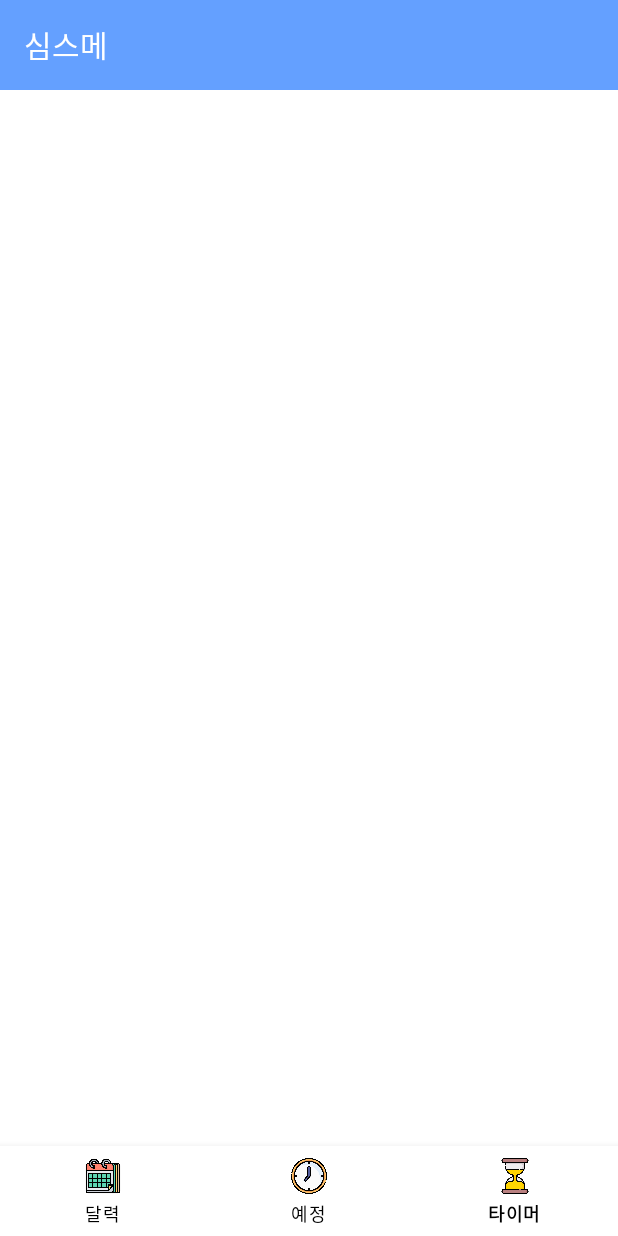
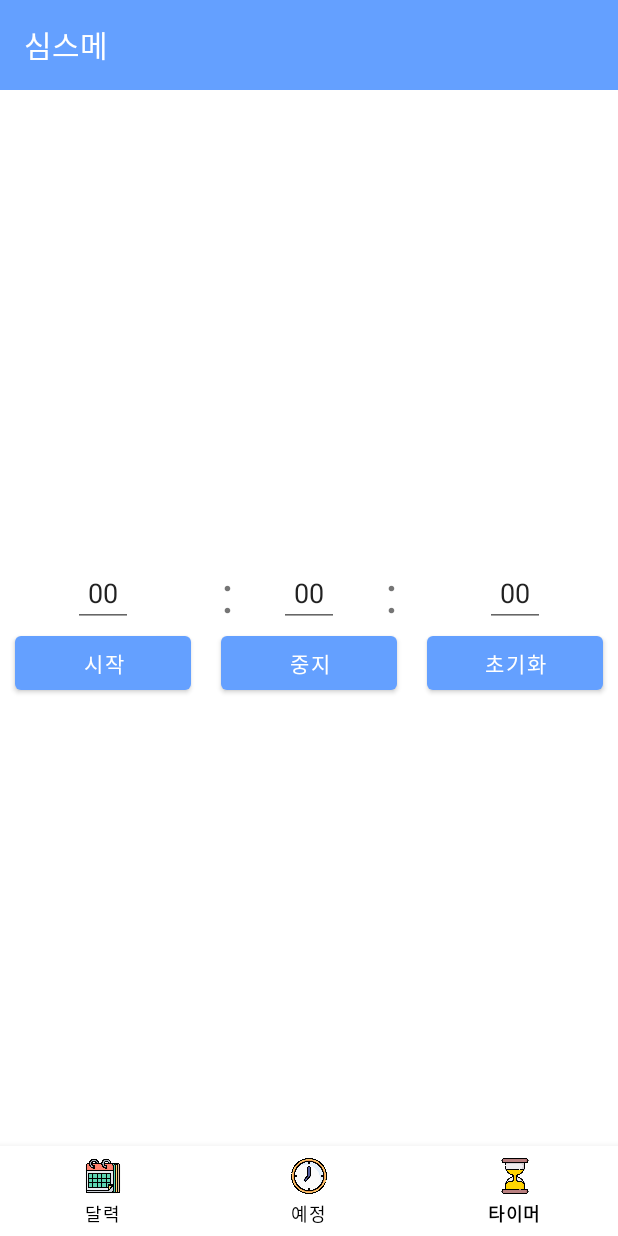
Before and after one commit to jeongminji4490/simsme_calendar, an Android app: the screen it shows after launch (MainActivity), item 3 of the bottom bar chosen, on a phone screen of 412 x 824 dp. Run offline under Robolectric (Android 15) with nearby library versions, the phone set to English and light mode, and no system bars; our stand-ins replace Room's generated code, RxJava, data binding; libraries missing offline, so code that uses them is left out: com.prolificinteractive.materialcalendarview; 3 statements that could not run were skipped.

Commit message:
타이머 기능 추가, 타이머 종료 시 노티피케이션 추가 및 인터페이스 수정 필요

```diff
--- a/app/src/main/java/com/example/mycustomcalendar/MainActivity.java
+++ b/app/src/main/java/com/example/mycustomcalendar/MainActivity.java
@@ -33,6 +33,7 @@ public class MainActivity extends AppCompatActivity {
     FragmentManager fragmentManager = getSupportFragmentManager();
     private CalendarPage fragmentCalendar = new CalendarPage();
     private UpcomingPage fragmentUpcoming = new UpcomingPage();
+    private TimerPage fragmentTimer = new TimerPage();
     //private TrashPage fragmentTrash = new TrashPage();
 
     @Override
@@ -60,6 +61,8 @@ public class MainActivity extends AppCompatActivity {
                 case R.id.navi_upcoming:
                     fTransaction.replace(R.id.frame_layout, fragmentUpcoming).commitAllowingStateLoss();
                     break;
+                case R.id.navi_timer:
+                    fTransaction.replace(R.id.frame_layout, fragmentTimer).commitAllowingStateLoss();
             }
             return true;
         }
--- /dev/null
+++ b/app/src/main/java/com/example/mycustomcalendar/TimerPage.java
@@ -0,0 +1,132 @@
+package com.example.mycustomcalendar;
+
+import android.content.Intent;
+import android.os.Bundle;
+import android.os.CountDownTimer;
+import android.util.Log;
+import android.view.LayoutInflater;
+import android.view.View;
+import android.view.ViewGroup;
+import android.widget.Button;
+import android.widget.Toast;
+
+import androidx.annotation.NonNull;
+import androidx.annotation.Nullable;
+import androidx.databinding.DataBindingUtil;
+import androidx.fragment.app.Fragment;
+
+import com.example.mycustomcalendar.databinding.ActivityTimerBinding;
+
+import java.util.Timer;
+import java.util.TimerTask;
+
+public class TimerPage extends Fragment {
+
+    private ActivityTimerBinding binding;
+    private int hour,minute,second;
+    private String sHour,sMin,sSec;
+    private CountDownTimer timer;
+    private boolean booleanTimer=true;
+
+    @Nullable
+    @Override
+    public View onCreateView(@NonNull LayoutInflater inflater, @Nullable ViewGroup container, @Nullable Bundle savedInstanceState) {
+        binding= DataBindingUtil.inflate(inflater,R.layout.activity_timer,container,false);
+        View view=binding.getRoot();
+        return view;
+    }
+
+    @Override
+    public void onViewCreated(@NonNull View view, @Nullable Bundle savedInstanceState) {
+        super.onViewCreated(view, savedInstanceState);
+
+        View.OnClickListener onClickListener = new View.OnClickListener() {
+            @Override
+            public void onClick(View v) {
+                int id = v.getId();
+                if (id == R.id.startTimerBtn) {
+                    String inputTime=binding.hourEdit.getText().toString()
+                            +binding.minEdit.getText().toString()
+                            +binding.secEdit.getText().toString();
+                    CountTime(inputTime);
+                }
+                if (id == R.id.stopTimerBtn){
+                    timer.cancel();
+                    Toast.makeText(getContext(),"타이머 스톱",Toast.LENGTH_SHORT).show();
+                }
+                if (id==R.id.initTimerBtn){
+                    timer.cancel();
+//                    Intent intent=getActivity().getIntent();
+//                    startActivity(intent);
+                    binding.hourEdit.setText("00");
+                    binding.minEdit.setText("00");
+                    binding.secEdit.setText("00");
+                }
+            }
+        };
+
+        binding.startTimerBtn.setOnClickListener(onClickListener);
+        binding.stopTimerBtn.setOnClickListener(onClickListener);
+        binding.initTimerBtn.setOnClickListener(onClickListener);
+    }
+
+    public void CountTime(String inputTime){
+        sHour=inputTime.substring(0,2);
+        sMin=inputTime.substring(2,4);
+        sSec=inputTime.substring(4,6);
+
+        long lInputTime=0;
+        // 1000 단위가 1초
+        // 60000 단위가 1분
+        // 60000 * 3600 = 1시간
+
+        if (sHour.substring(0, 1) == "0") {
+            sHour=sHour.substring(1,2);
+        }
+        if (sMin.substring(0, 1) == "0") {
+            sMin=sMin.substring(1,2);
+        }
+        if (sSec.substring(0, 1) == "0") {
+            sSec=sSec.substring(1,2);
+        }
+        // 변환시간
+        lInputTime = Long.parseLong(sHour) * 1000 * 3600 + Long.parseLong(sMin) * 60 * 1000 + Long.parseLong(sSec) * 1000;
+
+        // 첫번쨰 인자 : 원하는 시간 (예를들어 30초면 30 x 1000(주기))
+        // 두번쨰 인자 : 주기( 1000 = 1초)
+        timer=new CountDownTimer(lInputTime, 1000){
+            @Override
+            public void onTick(long l) { //특정 시간마다 뷰 변경
+
+                String sHour=String.valueOf(l/(60*60*1000));
+                long lMin=l-(l/(60*60*1000));
+                String sMin=String.valueOf(lMin/(60*1000));
+                String sSec=String.valueOf(lMin%(60*1000)/1000);
+                String sMilliSec=String.valueOf((lMin%(60*1000))%1000);
+
+                if (sHour.length()==1){ //시간이 한자리면 0을 붙임
+                     sHour="0"+sHour;
+                }
+                if (sMin.length()==1){
+                    sMin="0"+sMin;
+                }
+                if (sSec.length()==1){
+                    sSec="0"+sSec;
+                }
+
+                binding.hourEdit.setText(sHour);
+                binding.minEdit.setText(sMin);
+                binding.secEdit.setText(sSec);
+
+            }
+
+            @Override
+            public void onFinish() {
+                //노티피케이션
+                //Toast.makeText(getContext(),"타이머 종료!",Toast.LENGTH_SHORT).show();
+            }
+        }.start();
+
+    }
+
+}
--- /dev/null
+++ b/app/src/main/res/layout/activity_timer.xml
@@ -0,0 +1,105 @@
+<?xml version="1.0" encoding="utf-8"?>
+<layout>
+
+    <androidx.constraintlayout.widget.ConstraintLayout
+        xmlns:android="http://schemas.android.com/apk/res/android"
+        xmlns:tools="http://schemas.android.com/tools"
+        android:layout_width="match_parent"
+        android:layout_height="match_parent"
+        xmlns:app="http://schemas.android.com/apk/res-auto">
+
+
+        <EditText
+            android:id="@+id/hourEdit"
+            android:layout_width="40dp"
+            app:layout_constraintStart_toStartOf="@id/startTimerBtn"
+            app:layout_constraintEnd_toEndOf="@id/startTimerBtn"
+            app:layout_constraintBottom_toTopOf="@id/startTimerBtn"
+            android:text="00"
+            android:gravity="center"
+            android:layout_height="wrap_content"
+            tools:ignore="MissingConstraints" />
+
+        <TextView
+            android:id="@+id/timerText"
+            android:layout_width="wrap_content"
+            android:layout_height="wrap_content"
+            app:layout_constraintStart_toStartOf="@id/stopTimerBtn"
+            app:layout_constraintBottom_toTopOf="@id/stopTimerBtn"
+            android:text=":"
+            android:textSize="34sp"
+            tools:ignore="MissingConstraints" />
+
+        <EditText
+            android:id="@+id/minEdit"
+            android:layout_width="40dp"
+            android:layout_height="wrap_content"
+            app:layout_constraintStart_toStartOf="@id/stopTimerBtn"
+            app:layout_constraintEnd_toEndOf="@id/stopTimerBtn"
+            app:layout_constraintBottom_toTopOf="@id/stopTimerBtn"
+            android:text="00"
+            android:gravity="center"
+            tools:ignore="MissingConstraints" />
+
+        <TextView
+            android:id="@+id/timerText2"
+            android:layout_width="wrap_content"
+            android:layout_height="wrap_content"
+            app:layout_constraintEnd_toEndOf="@id/stopTimerBtn"
+            app:layout_constraintBottom_toTopOf="@id/initTimerBtn"
+            android:text=":"
+            android:textSize="34sp"
+            tools:ignore="MissingConstraints" />
+
+        <EditText
+            android:id="@+id/secEdit"
+            android:layout_width="40dp"
+            android:layout_height="wrap_content"
+            app:layout_constraintStart_toStartOf="@id/initTimerBtn"
+            app:layout_constraintEnd_toEndOf="@id/initTimerBtn"
+            app:layout_constraintBottom_toTopOf="@id/initTimerBtn"
+            android:text="00"
+            android:gravity="center"
+            tools:ignore="MissingConstraints" />
+
+        <Button
+            android:id="@+id/startTimerBtn"
+            android:layout_width="0dp"
+            android:layout_height="wrap_content"
+            app:layout_constraintStart_toStartOf="parent"
+            app:layout_constraintEnd_toStartOf="@id/stopTimerBtn"
+            app:layout_constraintTop_toTopOf="parent"
+            app:layout_constraintBottom_toBottomOf="parent"
+            android:layout_margin="10dp"
+            android:textColor="@color/white"
+            android:text="시작"
+            tools:ignore="MissingConstraints" />
+
+        <Button
+            android:id="@+id/stopTimerBtn"
+            android:layout_width="0dp"
+            android:layout_height="wrap_content"
+            app:layout_constraintStart_toEndOf="@id/startTimerBtn"
+            app:layout_constraintEnd_toStartOf="@id/initTimerBtn"
+            app:layout_constraintTop_toTopOf="parent"
+            app:layout_constraintBottom_toBottomOf="parent"
+            android:textColor="@color/white"
+            android:layout_margin="10dp"
+            android:text="중지"
+            tools:ignore="MissingConstraints" />
+
+        <Button
+            android:id="@+id/initTimerBtn"
+            android:layout_width="0dp"
+            android:layout_height="wrap_content"
+            app:layout_constraintStart_toEndOf="@id/stopTimerBtn"
+            app:layout_constraintEnd_toEndOf="parent"
+            app:layout_constraintTop_toTopOf="parent"
+            app:layout_constraintBottom_toBottomOf="parent"
+            android:layout_margin="10dp"
+            android:textColor="@color/white"
+            android:text="초기화"
+            tools:ignore="MissingConstraints" />
+    </androidx.constraintlayout.widget.ConstraintLayout>
+
+</layout>
```
Also changed, not shown: app/src/main/java/com/example/mycustomcalendar/Timer.java (added, +37 -0 lines), app/src/main/java/com/example/mycustomcalendar/UpcomingPage.java (+44 -24 lines).
